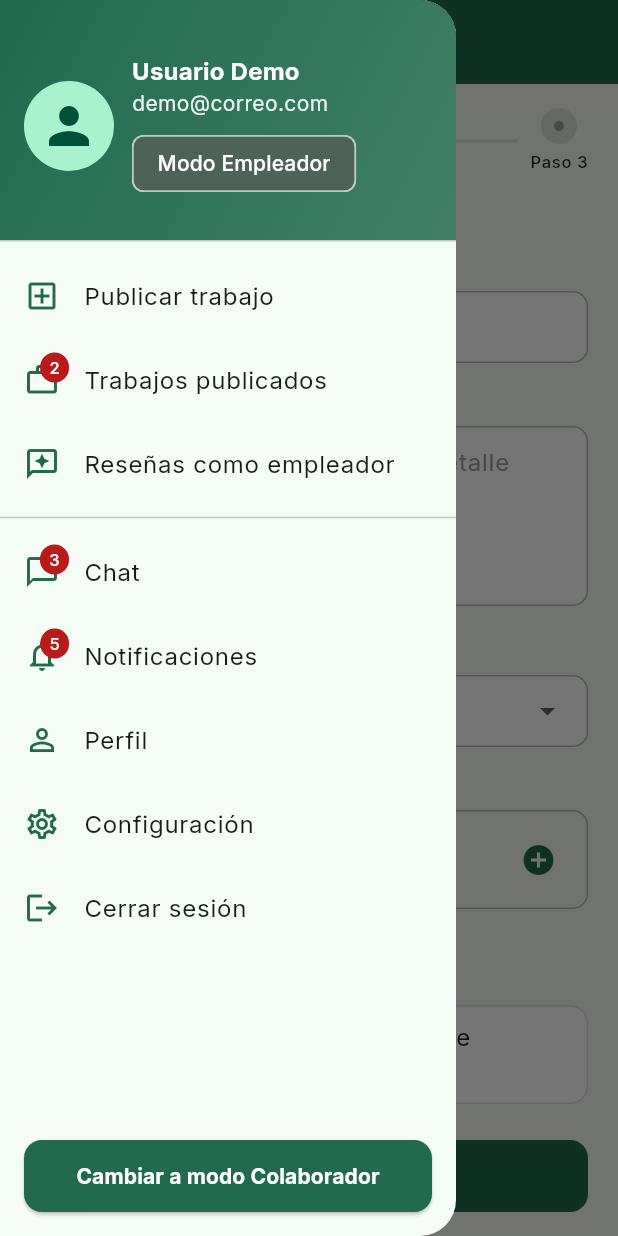
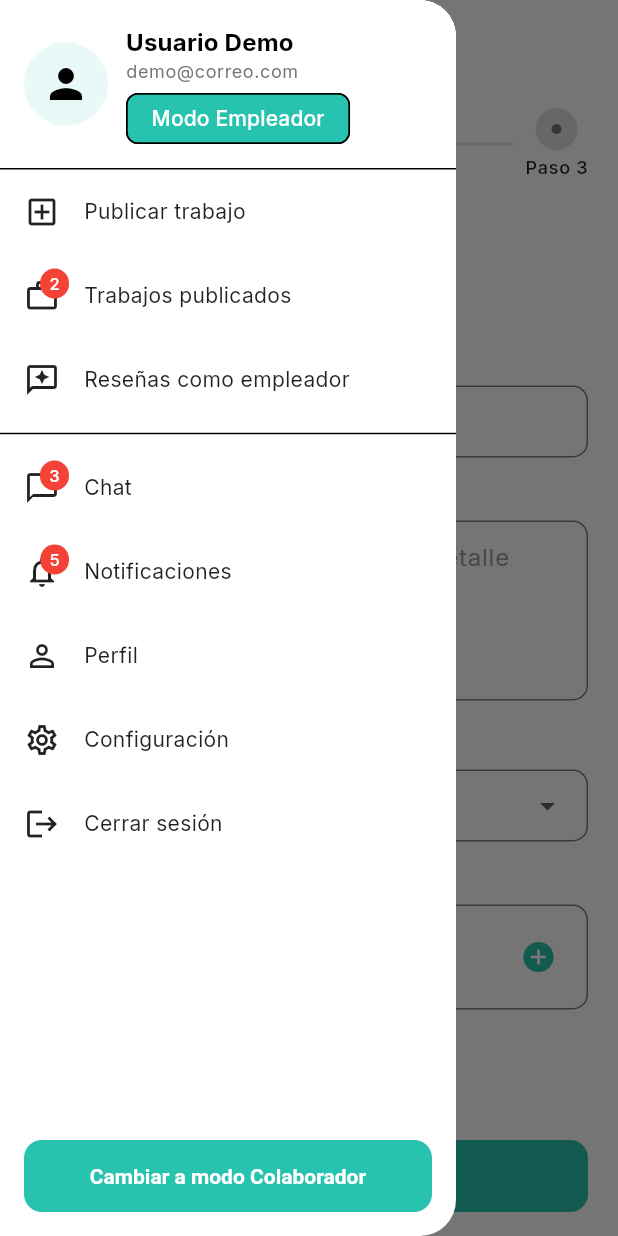
Before and after one commit to Serfelzxcv/recomiendalo, a Flutter app: the JobCreateScreen screen opened by its route, with the side drawer open, on a phone screen of 412 x 824 dp. Run offline on Flutter 3.47's test engine with Material 3 defaults, Android fonts, the phone set to English and light mode, and no system bars; drawn by our look-alikes of dropdown_button2; our stand-ins replace go_router, google_fonts, image_picker.

Commit message:
feat(drawer) 29.29.2025

```diff
--- a/lib/features/jobs/screens/job_create_screen.dart
+++ b/lib/features/jobs/screens/job_create_screen.dart
@@ -10,7 +10,7 @@ import 'package:recomiendalo/shared/widgets/inputs/app_dropdown.dart';
 import 'package:recomiendalo/shared/widgets/inputs/app_checkbox.dart';
 import 'package:recomiendalo/shared/widgets/inputs/app_image_picker.dart';
 import 'package:recomiendalo/shared/widgets/app_drawer.dart';
-import 'package:recomiendalo/shared/widgets/inputs/app_tags_input.dart'; // 👈 nuevo import
+import 'package:recomiendalo/shared/widgets/inputs/app_tags_input.dart';
 
 class JobCreateScreen extends StatefulWidget {
   const JobCreateScreen({super.key});
@@ -31,7 +31,7 @@ class _JobCreateScreenState extends State<JobCreateScreen> {
   String? _paymentMethod;
   bool _isRemote = false;
   List<File> _images = [];
-  List<String> _tags = []; // 👈 etiquetas
+  List<String> _tags = [];
 
   void _nextStep() {
     if (_step < 2) setState(() => _step++);
@@ -61,16 +61,18 @@ class _JobCreateScreenState extends State<JobCreateScreen> {
         child: Column(
           children: [
             _StepHeader(current: _step, total: 3),
-            const SizedBox(height: 16),
+            const SizedBox(height: 20),
 
             Expanded(
               child: AnimatedSwitcher(
-                duration: const Duration(milliseconds: 250),
+                duration: const Duration(milliseconds: 300),
+                switchInCurve: Curves.easeInOut,
+                switchOutCurve: Curves.easeInOut,
                 child: _buildStepContent(_step, t),
               ),
             ),
 
-            const SizedBox(height: 12),
+            const SizedBox(height: 16),
 
             Row(
               children: [
@@ -114,11 +116,12 @@ class _JobCreateScreenState extends State<JobCreateScreen> {
       case 0: // PASO 1
         return SingleChildScrollView(
           key: const ValueKey('step1'),
+          padding: const EdgeInsets.only(bottom: 24),
           child: Column(
             crossAxisAlignment: CrossAxisAlignment.stretch,
             children: [
-              Text('Detalles del trabajo', style: t.titleMedium),
-              const SizedBox(height: 16),
+              Text('Detalles del trabajo', style: t.titleLarge),
+              const SizedBox(height: 20),
 
               AppTextField(
                 label: 'Título',
@@ -154,30 +157,6 @@ class _JobCreateScreenState extends State<JobCreateScreen> {
                 initialTags: const [],
                 onChanged: (tags) => setState(() => _tags = tags),
               ),
-              const SizedBox(height: 28),
-
-              Text('Ubicación', style: t.titleMedium),
-              const SizedBox(height: 12),
-
-              AppCheckbox(
-                label: 'Trabajo remoto (no requiere ubicación)',
-                value: _isRemote,
-                onChanged: (val) => setState(() => _isRemote = val ?? false),
-              ),
-              const SizedBox(height: 12),
-
-              if (!_isRemote) ...[
-                AppTextField(
-                  label: 'Ubicación',
-                  hint: 'Ej: San Juan de Lurigancho, Lima',
-                  controller: _locationController,
-                ),
-                const SizedBox(height: 8),
-                Text(
-                  'Indica distrito/ciudad para que el colaborador evalúe tiempos y costos.',
-                  style: t.bodySmall?.copyWith(color: Colors.grey[600]),
-                ),
-              ],
             ],
           ),
         );
@@ -185,11 +164,12 @@ class _JobCreateScreenState extends State<JobCreateScreen> {
       case 1: // PASO 2
         return SingleChildScrollView(
           key: const ValueKey('step2'),
+          padding: const EdgeInsets.only(bottom: 24),
           child: Column(
             crossAxisAlignment: CrossAxisAlignment.stretch,
             children: [
-              Text('Presupuesto y pago', style: t.titleMedium),
-              const SizedBox(height: 12),
+              Text('Presupuesto, pago y ubicación', style: t.titleLarge),
+              const SizedBox(height: 20),
 
               AppTextField(
                 label: 'Presupuesto estimado (S/)',
@@ -212,6 +192,30 @@ class _JobCreateScreenState extends State<JobCreateScreen> {
               ),
               const SizedBox(height: 28),
 
+              Text('Ubicación', style: t.titleLarge),
+              const SizedBox(height: 12),
+
+              AppCheckbox(
+                label: 'Trabajo remoto (no requiere ubicación)',
+                value: _isRemote,
+                onChanged: (val) => setState(() => _isRemote = val ?? false),
+              ),
+              const SizedBox(height: 12),
+
+              if (!_isRemote) ...[
+                AppTextField(
+                  label: 'Ubicación',
+                  hint: 'Ej: San Juan de Lurigancho, Lima',
+                  controller: _locationController,
+                ),
+                const SizedBox(height: 8),
+                Text(
+                  'Indica distrito/ciudad para que el colaborador evalúe tiempos y costos.',
+                  style: t.bodySmall?.copyWith(color: Colors.grey[600]),
+                ),
+              ],
+              const SizedBox(height: 28),
+
               AppImagePicker(
                 label: 'Imágenes de referencia (opcional)',
                 onImagesSelected: (files) {
@@ -225,11 +229,13 @@ class _JobCreateScreenState extends State<JobCreateScreen> {
       default: // PASO 3
         return SingleChildScrollView(
           key: const ValueKey('step3'),
+          padding: const EdgeInsets.only(bottom: 24),
           child: Column(
             crossAxisAlignment: CrossAxisAlignment.stretch,
             children: [
-              Text('Resumen', style: t.titleMedium),
-              const SizedBox(height: 12),
+              Text('Resumen', style: t.titleLarge),
+              const SizedBox(height: 16),
+
               _SummaryItem(label: 'Título', value: _titleController.text),
               _SummaryItem(label: 'Descripción', value: _descriptionController.text),
               _SummaryItem(label: 'Categoría', value: _category ?? '—'),
@@ -250,9 +256,11 @@ class _JobCreateScreenState extends State<JobCreateScreen> {
                 label: 'Método de pago',
                 value: _paymentMethod ?? '—',
               ),
-              const SizedBox(height: 12),
-              Text('Imágenes', style: t.labelSmall?.copyWith(color: Colors.grey[600])),
-              const SizedBox(height: 6),
+
+              const SizedBox(height: 20),
+              Text('Imágenes', style: t.titleMedium?.copyWith(color: Colors.grey[700])),
+              const SizedBox(height: 8),
+
               if (_images.isEmpty)
                 Text('Sin imágenes', style: t.bodyMedium)
               else
@@ -271,7 +279,8 @@ class _JobCreateScreenState extends State<JobCreateScreen> {
                     );
                   }).toList(),
                 ),
-              const SizedBox(height: 8),
+
+              const SizedBox(height: 12),
               Text(
                 'Así lo verá el colaborador cuando entre al detalle del trabajo.',
                 style: t.bodySmall?.copyWith(color: Colors.grey[600]),
@@ -298,16 +307,16 @@ class _StepHeader extends StatelessWidget {
       return Column(
         children: [
           CircleAvatar(
-            radius: 12,
-            backgroundColor: active ? colors.primary : colors.surfaceVariant,
+            radius: 14,
+            backgroundColor: active ? colors.primary : Colors.grey[300],
             child: Icon(
               active ? Icons.check : Icons.circle,
               size: active ? 14 : 8,
-              color: active ? colors.onPrimary : Colors.grey,
+              color: active ? colors.onPrimary : Colors.grey[600],
             ),
           ),
           const SizedBox(height: 4),
-          Text(text, style: Theme.of(context).textTheme.labelSmall),
+          Text(text, style: Theme.of(context).textTheme.labelMedium),
         ],
       );
     }
@@ -317,7 +326,7 @@ class _StepHeader extends StatelessWidget {
         child: Container(
           height: 2,
           margin: const EdgeInsets.symmetric(horizontal: 8),
-          color: filled ? colors.primary : colors.surfaceVariant,
+          color: filled ? colors.primary : Colors.grey[300],
         ),
       );
     }
@@ -344,18 +353,23 @@ class _SummaryItem extends StatelessWidget {
   @override
   Widget build(BuildContext context) {
     final t = Theme.of(context).textTheme;
+    final colors = Theme.of(context).colorScheme;
+
     return Container(
       margin: const EdgeInsets.only(bottom: 12),
-      padding: const EdgeInsets.all(12),
+      padding: const EdgeInsets.all(14),
       decoration: BoxDecoration(
-        color: Colors.white,
-        border: Border.all(color: Colors.grey.shade200),
+        color: colors.surface,
+        border: Border.all(color: Colors.grey[300]!),
         borderRadius: BorderRadius.circular(12),
       ),
       child: Column(
         crossAxisAlignment: CrossAxisAlignment.start,
         children: [
-          Text(label, style: t.labelSmall?.copyWith(color: Colors.grey[600])),
+          Text(label,
+              style: t.labelMedium?.copyWith(
+                color: Colors.grey[600],
+              )),
           const SizedBox(height: 4),
           Text(value.isEmpty ? '—' : value, style: t.bodyMedium),
         ],
--- a/lib/shared/widgets/app_drawer.dart
+++ b/lib/shared/widgets/app_drawer.dart
@@ -22,39 +22,30 @@ class AppDrawer extends StatelessWidget {
       child: SafeArea(
         child: Column(
           children: [
-          // Contenido scrollable
-          Expanded(
-            child: ListView(
-              padding: EdgeInsets.zero,
-              children: [
-                DrawerHeader(
-                  decoration: BoxDecoration(
-                    gradient: LinearGradient(
-                      colors: [colors.primary, colors.primary.withOpacity(0.85)],
-                      begin: Alignment.topLeft,
-                      end: Alignment.bottomRight,
-                    ),
-                  ),
+            // 🔹 Header más limpio
+            Container(
+              padding: const EdgeInsets.all(16),
+              color: colors.surface,
               child: Row(
                 children: [
-                      const CircleAvatar(
-                        radius: 30,
-                        child: Icon(Icons.person, size: 40),
+                  CircleAvatar(
+                    radius: 28,
+                    backgroundColor: colors.primary.withOpacity(0.1),
+                    child: const Icon(Icons.person, size: 32, color: Colors.black),
                   ),
                   const SizedBox(width: 12),
                   Expanded(
                     child: Column(
-                          mainAxisAlignment: MainAxisAlignment.center,
                       crossAxisAlignment: CrossAxisAlignment.start,
                       children: [
                         Text("Usuario Demo",
                             style: textTheme.titleMedium?.copyWith(
-                                  color: colors.onPrimary,
+                              color: Colors.black,
                               fontWeight: FontWeight.bold,
                             )),
                         Text("demo@correo.com",
-                                style: textTheme.bodyMedium?.copyWith(
-                                  color: colors.onPrimary.withOpacity(0.9),
+                            style: textTheme.bodySmall?.copyWith(
+                              color: Colors.grey[600],
                             )),
                         const SizedBox(height: 6),
                         Chip(
@@ -64,7 +55,9 @@ class AppDrawer extends StatelessWidget {
                                 : "Modo Colaborador",
                             style: const TextStyle(color: Colors.white),
                           ),
-                              backgroundColor: colors.secondary,
+                          backgroundColor: colors.primary,
+                          visualDensity: VisualDensity.compact,
+                          materialTapTargetSize: MaterialTapTargetSize.shrinkWrap,
                         ),
                       ],
                     ),
@@ -73,7 +66,13 @@ class AppDrawer extends StatelessWidget {
               ),
             ),
 
-                // Opciones dinámicas
+            const Divider(height: 1),
+
+            // 🔹 Opciones dinámicas
+            Expanded(
+              child: ListView(
+                padding: EdgeInsets.zero,
+                children: [
                   if (mode == UserMode.employer) ...[
                     _buildTile(
                       context,
@@ -124,7 +123,6 @@ class AppDrawer extends StatelessWidget {
 
                   const Divider(),
 
-                // Comunes
                   _buildTile(
                     context,
                     icon: Icons.chat_bubble_outline,
@@ -161,26 +159,18 @@ class AppDrawer extends StatelessWidget {
               ),
             ),
 
-          // Botón fijo abajo
+            // 🔹 Botón fijo abajo
             SafeArea(
               minimum: const EdgeInsets.all(16),
               child: SizedBox(
                 width: double.infinity,
                 height: 48,
-              child: ElevatedButton(
-                style: ElevatedButton.styleFrom(
-                  backgroundColor: colors.primary,
-                  foregroundColor: colors.onPrimary,
-                  shape: RoundedRectangleBorder(
-                    borderRadius: BorderRadius.circular(12),
-                  ),
-                ),
+                child: FilledButton(
                   onPressed: onToggleMode,
                   child: Text(
                     mode == UserMode.employer
                         ? "Cambiar a modo Colaborador"
                         : "Cambiar a modo Empleador",
-                  style: const TextStyle(fontWeight: FontWeight.bold),
                   ),
                 ),
               ),
@@ -189,7 +179,6 @@ class AppDrawer extends StatelessWidget {
         ),
       ),
     );
-
   }
 
   /// Construye un ListTile con badge opcional
@@ -207,14 +196,13 @@ class AppDrawer extends StatelessWidget {
       leading: Stack(
         clipBehavior: Clip.none,
         children: [
-          Icon(icon, color: colors.primary),
+          Icon(icon, color: Colors.black87), // 👈 Negro por defecto
           if (badgeCount != null && badgeCount > 0)
             Positioned(
               right: -6,
               top: -6,
               child: Container(
-                padding:
-                    const EdgeInsets.symmetric(horizontal: 6, vertical: 2),
+                padding: const EdgeInsets.symmetric(horizontal: 6, vertical: 2),
                 decoration: BoxDecoration(
                   color: colors.error,
                   borderRadius: BorderRadius.circular(12),
@@ -227,7 +215,7 @@ class AppDrawer extends StatelessWidget {
             ),
         ],
       ),
-      title: Text(title),
+      title: Text(title, style: textTheme.bodyMedium?.copyWith(color: Colors.black87)),
       onTap: () => context.go(route),
     );
   }
--- a/lib/shared/widgets/app_scaffold.dart
+++ b/lib/shared/widgets/app_scaffold.dart
@@ -1,15 +1,13 @@
 import 'package:flutter/material.dart';
 
-/// Wrapper que asegura que todas las pantallas
-/// estén dentro de un Scaffold + SafeArea.
-///
-/// Así evitamos repetir código en cada pantalla.
 class AppScaffold extends StatelessWidget {
   final PreferredSizeWidget? appBar;
   final Widget body;
   final Widget? drawer;
   final Widget? floatingActionButton;
   final Color? backgroundColor;
+  final bool safeAreaTop;
+  final bool safeAreaBottom;
 
   const AppScaffold({
     super.key,
@@ -18,6 +16,8 @@ class AppScaffold extends StatelessWidget {
     this.drawer,
     this.floatingActionButton,
     this.backgroundColor,
+    this.safeAreaTop = true,
+    this.safeAreaBottom = true,
   });
 
   @override
@@ -27,7 +27,11 @@ class AppScaffold extends StatelessWidget {
       drawer: drawer,
       floatingActionButton: floatingActionButton,
       backgroundColor: backgroundColor ?? Theme.of(context).colorScheme.background,
-      body: SafeArea(child: body),
+      body: SafeArea(
+        top: safeAreaTop,
+        bottom: safeAreaBottom,
+        child: body,
+      ),
     );
   }
 }
```
Also changed, not shown: lib/core/theme/app_theme.dart (+111 -28 lines), lib/features/jobs/screens/job_list_screen.dart (+11 -1 lines). Lines whose indentation alone changed are shown as unchanged.
